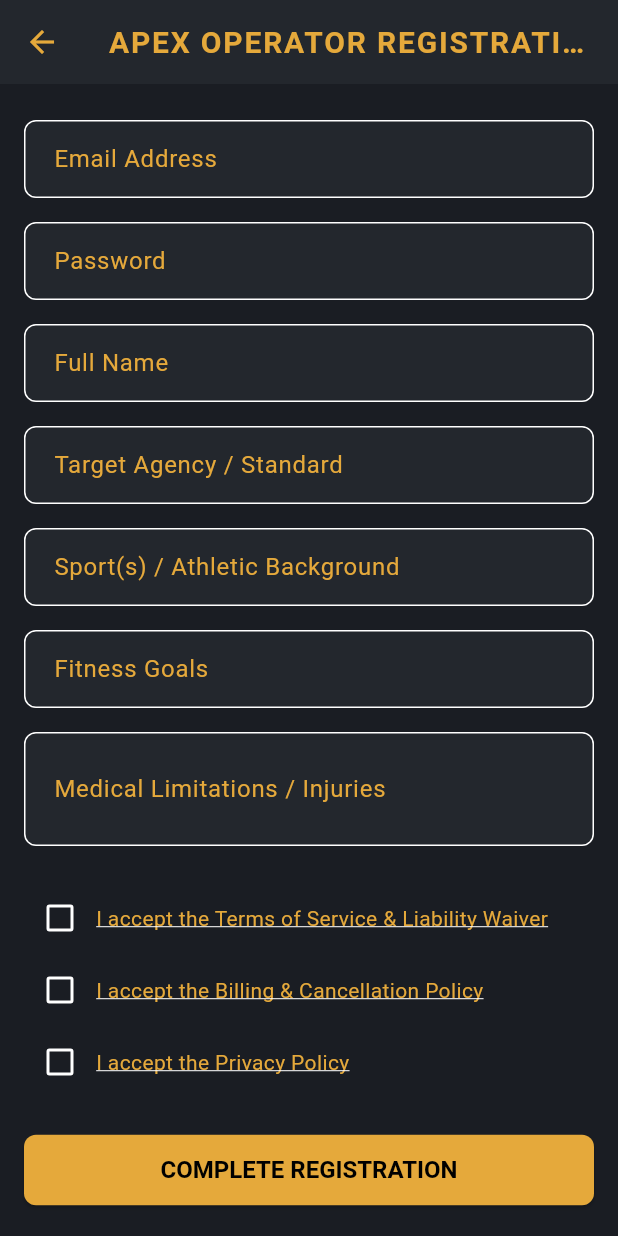
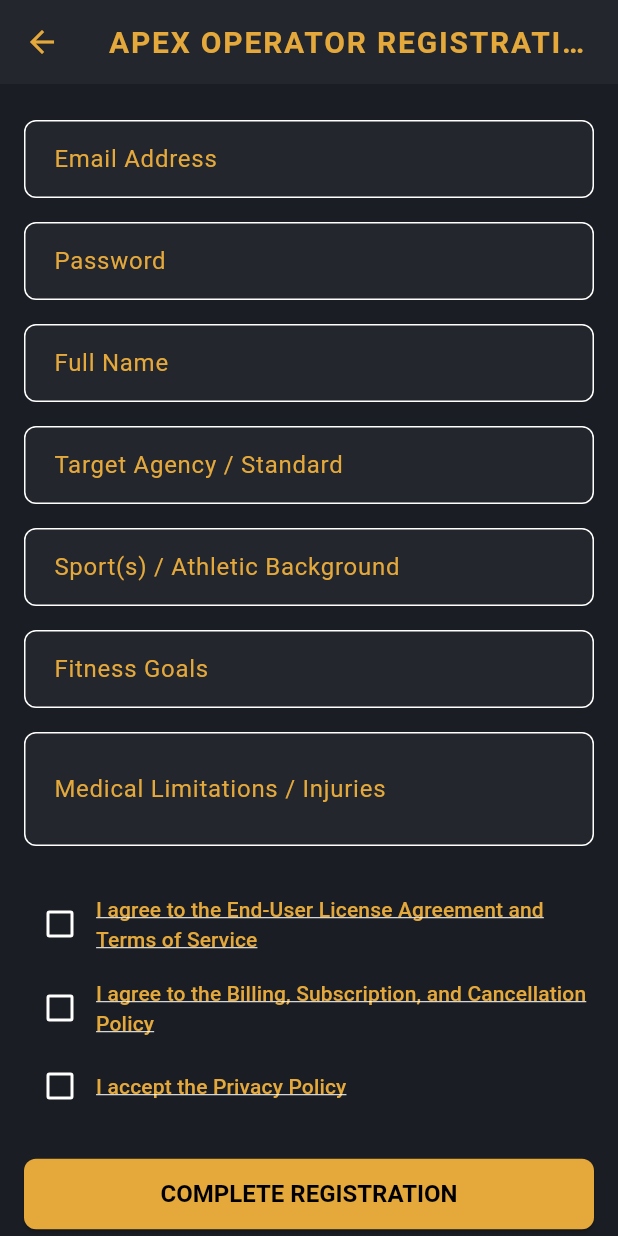
Before and after one commit to westondwhall/apex-tactical-fitness-frontend, a Flutter app: the screen it shows after launch, after a tap on "LOG IN", after a tap on "Don't have an account? Register", on a phone screen of 412 x 824 dp. Run offline on Flutter 3.47's test engine with Material 3 defaults, Android fonts, the phone set to English and light mode, and no system bars; our stand-ins replace hive_flutter, web; accounts and stored records are empty; network calls fail.

Commit message:
Fixed legal agreement popups

```diff
--- /dev/null
+++ b/lib/screens/legal_document_screen.dart
@@ -0,0 +1,187 @@
+import 'package:flutter/material.dart';
+
+class LegalDocumentSection {
+  const LegalDocumentSection(this.heading, this.text);
+
+  final String heading;
+  final String text;
+}
+
+class LegalDocument {
+  const LegalDocument({required this.title, required this.sections});
+
+  final String title;
+  final List<LegalDocumentSection> sections;
+}
+
+class LegalDocuments {
+  static const terms = LegalDocument(
+    title: 'End-User License Agreement and Terms of Service',
+    sections: [
+      LegalDocumentSection(
+        'APEX TACTICAL PERFORMANCE',
+        'Effective Date: 15 September 2026\nLast Updated: 15 September 2026\n\nPLEASE READ THIS END-USER LICENSE AGREEMENT AND TERMS OF SERVICE (THE "AGREEMENT") CAREFULLY BEFORE DOWNLOADING, SUBSCRIBING TO, OR USING APEX TACTICAL PERFORMANCE (THE "APP").\n\nTHIS AGREEMENT CONTAINS A DISCLAIMER OF WARRANTIES, A RELEASE OF LIABILITY, AN ASSUMPTION OF RISK, AND A BINDING ARBITRATION/CLASS ACTION WAIVER PROVISION. BY ACCESSING, DOWNLOADING, PAYING FOR, OR USING THE APP, YOU ACKNOWLEDGE THAT YOU HAVE READ, UNDERSTOOD, AND UNEQUIVOCALLY AGREE TO BE BOUND BY ALL OF THE TERMS BELOW. IF YOU DO NOT AGREE, DO NOT DOWNLOAD, SUBSCRIBE TO, OR USE THE APP.',
+      ),
+      LegalDocumentSection(
+        '1. Nature of the Service & Artificial Intelligence Disclaimer',
+        '1.1 AI-Generated Content\nYou explicitly understand, acknowledge, and agree that APEX TACTICAL PERFORMANCE is an artificial intelligence-driven application. All fitness plans, workout routines, nutritional advice, tactical performance coaching, medical guidance, injury prevention tips, mental performance strategies, and any other responses provided through the App are generated by an artificial intelligence (AI) model.\n\n1.2 Inherent AI Limitations and Potential for Error\nArtificial intelligence is an evolving technology that is known to make errors, hallucinations, miscalculations, or provide outdated or unsafe information. The AI driving this App may occasionally generate recommendations that are physically impossible, medically hazardous, counterproductive, or entirely incorrect. You acknowledge that the AI is not a licensed physician, registered dietitian, certified physical therapist, or human professional.\n\n1.3 Informational Purposes Only\nThe content provided by the App is strictly for informational, educational, and motivational purposes. It does not constitute professional medical advice, diagnosis, or treatment. Always seek the advice of your physician, qualified health care provider, or mental health professional with any questions you may have regarding a medical condition, injury, or health objective.',
+      ),
+      LegalDocumentSection(
+        '2. Assumption of Risk',
+        '2.1 High-Risk Activities and Tactical Training\nThe App is designed for tactical athletes, military personnel, law enforcement officers, first responders, emergency medical services (EMS) personnel, and general physical fitness users. These activities—including heavy lifting, high-intensity tactical training, conditioning, endurance tasks, and simulated operational stresses—carry inherent, severe, and occasionally fatal risks of physical injury, emotional trauma, property damage, permanent disability, or death.\n\n2.2 Voluntary Participation and Sole Discretion\nYour use of the App, your implementation of any workout routine, diet plan, or tactical strategy suggested by the AI, and your decision to follow any guidance provided is done entirely at your own risk and sole discretion. You are fully responsible for evaluating your own physical readiness, health status, environmental conditions, and operational safety before performing any action suggested by the App.',
+      ),
+      LegalDocumentSection(
+        '3. Release of Liability and Waiver of Claims',
+        '3.1 Broad Release\nTo the maximum extent permitted by applicable law (including Canadian federal and provincial laws, as well as international laws), you—on behalf of yourself, your heirs, assigns, executors, and personal representatives—hereby completely release, waive, discharge, and hold harmless APEX TACTICAL PERFORMANCE, its owner(s), developers, operators, directors, employees, contractors, agents, and affiliates (collectively, the "Released Parties") from any and all liability, claims, demands, losses, damages, lawsuits, or expenses of any kind.\n\n3.2 Coverage of Claims\nThis release applies to any and all injuries, illnesses, infections, physical harm, mental anguish, permanent disabilities, or deaths, whether caused by negligence (active or passive) of the Released Parties, technical failure, inaccurate AI generation, software bugs, or otherwise, arising out of or in any way connected with:\n• The use or misuse of the App;\n• Following, attempting to follow, or modifying any instructions, workouts, meal plans, or advice given by the AI;\n• Any technical malfunction, latency, interruption, or erroneous output produced by the App.',
+      ),
+      LegalDocumentSection(
+        '4. Subscriptions, Payments, and No Refund Policy',
+        '4.1 Paid Subscription\nThe App operates on a recurring monthly (or periodic) subscription fee basis. By providing your payment details and subscribing, you authorize us to charge your chosen payment method automatically on a recurring basis until you cancel your subscription.\n\n4.2 Payment Does Not Imply Guarantee of Safety or Results\nYou acknowledge that the monthly subscription fee grants you access to the software platform and its AI engine only. The payment of a subscription fee does not create a professional client-trainer, physician-patient, or fiduciary relationship, nor does it shift any burden of safety, liability, or outcome assurance onto the Released Parties. You are paying for software access, not guaranteed physical safety or specific performance results.\n\n4.3 Cancellation and Refunds\nYou may cancel your subscription at any time through your account settings or app store provider. Cancellations will take effect at the end of the current billing cycle. Unless required by applicable local law, all subscription payments are strictly non-refundable, and no credits or partial refunds will be issued for unused portions of a billing cycle.',
+      ),
+      LegalDocumentSection(
+        '5. International Users and Governing Law',
+        '5.1 Jurisdiction and Choice of Law\nThis Agreement, and any dispute arising out of or related to it or your use of the App, shall be governed by, construed, and enforced in accordance with the laws of the Province of Ontario and the federal laws of Canada applicable therein, without regard to conflict of law principles.\n\n5.2 Global Access\nThe App may be accessed globally. If you choose to use the App from outside Canada, you do so entirely on your own initiative and are solely responsible for compliance with local laws, to the extent local laws apply. Regardless of your geographic location, you explicitly agree that any legal action or proceeding arising under this Agreement shall be brought exclusively in the courts located in Toronto, Ontario, and you hereby consent to the personal jurisdiction of such courts.',
+      ),
+      LegalDocumentSection(
+        '6. Indemnification',
+        'You agree to indemnify, defend, and hold harmless the Released Parties from and against any and all claims, liabilities, damages, losses, costs, expenses, or fees (including reasonable legal fees) arising out of or relating to:\n• Your violation of this Agreement;\n• Your misuse of the App or reliance upon AI recommendations;\n• Any violation of any third-party right or applicable law by you.',
+      ),
+      LegalDocumentSection(
+        '7. Severability and Entire Agreement',
+        'If any provision of this Agreement is found to be unlawful, void, or for any reason unenforceable, that provision shall be deemed severable from this Agreement and shall not affect the validity and enforceability of any remaining provisions. This Agreement constitutes the entire agreement between you and the owner regarding the App, superseding any prior agreements.',
+      ),
+      LegalDocumentSection(
+        'Agreement',
+        'BY CLICKING "AGREE," DOWNLOADING, OR SUBSCRIBING TO THE APP, YOU CERTIFY THAT YOU HAVE READ THIS ENTIRE DOCUMENT, FULLY UNDERSTAND ITS TERMS, FREEDOM OF CHOICE, AND THAT YOU ARE GIVING UP SUBSTANTIAL LEGAL RIGHTS, INCLUDING THE RIGHT TO SUE.',
+      ),
+    ],
+  );
+
+  static const privacy = LegalDocument(
+    title: 'Privacy Policy',
+    sections: [
+      LegalDocumentSection(
+        'APEX TACTICAL PERFORMANCE',
+        'Effective Date: 15 September 2026\nLast Updated: 15 September 2026\n\nAPEX TACTICAL PERFORMANCE ("we," "our," or "us") respects your privacy and is committed to protecting your personal information. This Privacy Policy explains how we collect, use, disclose, and safeguard your information when you download, subscribe to, or use our mobile application and related services (collectively, the "App").\n\nBy accessing or using the App, you agree to the collection and use of information in accordance with this Privacy Policy. If you do not agree with the terms of this Privacy Policy, please do not access or use the App.',
+      ),
+      LegalDocumentSection(
+        '1. Information We Collect',
+        'We collect information to provide, maintain, and improve our AI-driven tactical coaching, fitness, and health services. The types of information we collect include:\n\n1.1 Information You Provide Directly to Us\n• Account and Profile Information: When you register for an account, we may collect your name, email address, username, password, age, gender, and contact details.\n• Health, Fitness, and Tactical Data: To provide personalized AI coaching, you may input physical statistics (such as height, weight, body composition), fitness levels, medical history disclosures, injuries, dietary preferences, and tactical occupational details (e.g., military branch, law enforcement agency, first responder role, shift schedules).\n• Communications: Records of your interactions with our customer support team or communications sent through the App.\n\n1.2 Information Collected Automatically\n• Usage and Interaction Data: Information regarding how you interact with the App, including workout logs, queries submitted to the AI coach, feature usage, and session durations.\n• Device and Technical Data: Device identifiers, operating system version, mobile network information, IP address, and unique device tokens.',
+      ),
+      LegalDocumentSection(
+        '2. How We Use Your Information',
+        'We use the information we collect for various business and operational purposes, including to:\n• Operate, maintain, and provide the features and functionality of the App;\n• Power the AI engine to generate customized workout plans, nutrition guidance, and health-related responses based on your queries;\n• Process your subscription payments and manage your account;\n• Monitor and analyze trends, usage, and activities to improve user experience and app security;\n• Communicate with you regarding updates, security alerts, administrative notices, and subscription changes.',
+      ),
+      LegalDocumentSection(
+        '3. Sharing of Your Information',
+        'We do not sell, rent, or trade your personal health data or identifiable information to third parties. We may share your information only in the following limited circumstances:\n• Service Providers: With third-party vendors, cloud hosting partners, payment processors, and AI model infrastructure providers who perform services on our behalf, strictly bound by confidentiality obligations.\n• Legal and Safety Obligations: If required to do so by law, or in the good faith belief that such action is necessary to comply with legal processes, protect our rights or property, or ensure the safety of our users or the public.\n• Business Transfers: In connection with, or during negotiations of, any merger, sale of company assets, financing, or acquisition of all or a portion of our business by another company.',
+      ),
+      LegalDocumentSection(
+        '4. Artificial Intelligence Data Processing',
+        'You acknowledge that when you submit queries, fitness details, or health metrics to the App, that data is processed by our third-party artificial intelligence infrastructure to generate responses. While we implement reasonable technical measures to secure data transit, you should never input highly sensitive government-classified information, national security operational details, or full medical diagnostic records into the AI chat interface.',
+      ),
+      LegalDocumentSection(
+        '5. Data Security',
+        'We implement commercially reasonable administrative, technical, and physical security measures designed to protect your personal information from unauthorized access, loss, misuse, or alteration. However, no electronic transmission over the internet or information storage technology can be guaranteed to be 100% secure; therefore, we cannot guarantee absolute security.',
+      ),
+      LegalDocumentSection(
+        '6. International Users and Data Transfers',
+        'The App is operated from Canada and governed under Canadian law, including the Personal Information Protection and Electronic Documents Act (PIPEDA) and applicable provincial privacy statutes.\n\nIf you access the App from outside Canada (including the European Union, the United States, or elsewhere), please be aware that your information may be transferred to, stored, and processed in Canada or other jurisdictions where our servers or cloud providers are located. By using the App, you consent to the transfer of your information to countries outside your country of residence, which may have different data protection rules.',
+      ),
+      LegalDocumentSection(
+        '7. Your Privacy Rights',
+        'Depending on your geographic jurisdiction (such as Canada, the EU under GDPR, or various U.S. states), you may have certain rights regarding your personal information, including:\n• Access and Rectification: The right to request access to or correction of your personal data.\n• Withdrawal of Consent: The right to withdraw your consent to our processing of your data at any time (which may result in the termination of your ability to use the App).\n• Data Deletion: The right to request the deletion of your account and associated personal data, subject to legal retention obligations.\n\nTo exercise any of these rights, please contact us at: westonhall@live.ca',
+      ),
+      LegalDocumentSection(
+        '8. Children’s Privacy',
+        'The App is intended strictly for adults, tactical athletes, military personnel, and professionals aged 18 and older (or the age of majority in their jurisdiction). We do not knowingly collect personal information from individuals under the age of 18. If we learn we have collected personal information from a minor, we will delete that information promptly.',
+      ),
+      LegalDocumentSection(
+        '9. Changes to This Privacy Policy',
+        'We may update this Privacy Policy from time to time. When we do, we will revise the "Last Updated" date at the top of this policy. We encourage you to review this Privacy Policy periodically to stay informed about how we protect your information.',
+      ),
+      LegalDocumentSection(
+        '10. Contact Us',
+        'If you have any questions, concerns, or complaints about this Privacy Policy or our data practices, please contact us at:\n• App Owner: Weston Hall\n• Email: westonhall@live.ca',
+      ),
+    ],
+  );
+
+  static const billing = LegalDocument(
+    title: 'Billing, Subscription, and Cancellation Policy',
+    sections: [
+      LegalDocumentSection(
+        'APEX TACTICAL PERFORMANCE',
+        'Effective Date: 15 September 2026\nLast Updated: 15 September 2026\n\nThis Billing, Subscription, and Cancellation Policy outlines the financial terms, renewal mechanisms, and consumer rights associated with paid subscriptions for APEX TACTICAL PERFORMANCE (the "App").\n\nBy subscribing to or purchasing any paid tier of the App, you expressly agree to the pricing, billing cadence, and auto-renewal terms outlined below.',
+      ),
+      LegalDocumentSection(
+        '1. Clear Pricing and Billing Terms',
+        '1.1 Subscription Fees\n• Cost: The App is offered on a recurring subscription basis at the rate of \$19.99 CAD per month (plus applicable local taxes such as GST/HST where mandated by law).\n• Billing Cycle: Your subscription begins immediately upon successful payment confirmation. You will be billed automatically on a recurring monthly basis on the calendar date corresponding to your initial purchase date (the "Billing Date").\n\n1.2 Automatic Renewal Notice\nYOUR SUBSCRIPTION WILL AUTOMATICALLY RENEW EACH MONTH UNTIL YOU CANCEL IT.\n\nBy completing your purchase, you authorize us (or our designated payment processor / mobile app store) to store your payment method details and automatically charge the then-current monthly subscription fee to your payment method on each recurring Billing Date without further notice to you, unless required by applicable law.',
+      ),
+      LegalDocumentSection(
+        '2. Cancellation Mechanism',
+        'You are completely in control of your subscription and may cancel at any time. To avoid being billed for the subsequent monthly billing cycle, you must cancel your subscription at least 24 hours before your next scheduled Billing Date.\n\nHow to Cancel:\n• If purchased through Apple App Store or Google Play Store: You must manage or cancel your subscription directly through your device’s account settings (Apple ID or Google Play Subscriptions menu). We cannot directly cancel store-billed subscriptions for you due to platform restrictions.\n• If purchased directly through our website / web app (Stripe): You can cancel instantly by logging into your account profile inside the App, navigating to Account Settings > Billing > Cancel Subscription, or by submitting a cancellation request directly to our support email.\n\nUpon cancellation, you will retain full access to the App until the remainder of your current paid billing period expires. No further charges will occur.',
+      ),
+      LegalDocumentSection(
+        '3. Refund Policy',
+        'Because the App grants immediate digital access to software tools, AI coaching models, and proprietary content:\n• All subscription fees are strictly non-refundable.\n• We do not provide prorated refunds or credits for partially used billing periods, except where explicitly required by applicable provincial or federal consumer protection laws (e.g., mandatory cooling-off periods in specific jurisdictions).',
+      ),
+      LegalDocumentSection(
+        '4. Consumer Support and Contact Information',
+        'If you have any questions regarding your billing history, require assistance with your account, or wish to submit a consumer inquiry, you can reach our support team directly using the details below:\n• Customer Support Email: westonhall@live.ca\n• Business Operating Location: Ottawa, Ontario, Canada\n• Response Time: Our team aims to respond to all inquiries within 24 to 48 business hours.',
+      ),
+    ],
+  );
+}
+
+class LegalDocumentScreen extends StatelessWidget {
+  const LegalDocumentScreen({super.key, required this.document});
+
+  final LegalDocument document;
+
+  @override
+  Widget build(BuildContext context) {
+    return Scaffold(
+      backgroundColor: const Color(0xFF1A1D23),
+      appBar: AppBar(
+        backgroundColor: const Color(0xFF23272D),
+        title: Text(
+          document.title,
+          style: const TextStyle(color: Color(0xFFE5A93B)),
+        ),
+      ),
+      body: SelectionArea(
+        child: ListView.separated(
+          padding: const EdgeInsets.all(20),
+          itemCount: document.sections.length,
+          separatorBuilder: (_, _) => const SizedBox(height: 20),
+          itemBuilder: (context, index) {
+            final section = document.sections[index];
+            return Column(
+              crossAxisAlignment: CrossAxisAlignment.start,
+              children: [
+                Text(
+                  section.heading,
+                  style: const TextStyle(
+                    color: Color(0xFFE5A93B),
+                    fontSize: 16,
+                    fontWeight: FontWeight.bold,
+                  ),
+                ),
+                const SizedBox(height: 6),
+                Text(
+                  section.text,
+                  style: const TextStyle(
+                    color: Colors.white70,
+                    height: 1.5,
+                    fontSize: 14,
+                  ),
+                ),
+              ],
+            );
+          },
+        ),
+      ),
+    );
+  }
+}
--- a/lib/screens/signup_screen.dart
+++ b/lib/screens/signup_screen.dart
@@ -4,6 +4,7 @@ import 'package:flutter/material.dart';
 import 'package:http/http.dart' as http;
 
 import '../constants/api_constants.dart';
+import 'legal_document_screen.dart';
 
 class SignupScreen extends StatefulWidget {
   const SignupScreen({super.key});
@@ -27,57 +28,12 @@ class _SignupScreenState extends State<SignupScreen> {
   bool _acceptedPrivacy = false;
   bool _isLoading = false;
 
-  Future<void> _fetchAndShowPolicy(
-    BuildContext context,
-    String endpoint,
-    String title,
-  ) async {
-    try {
-      final response = await http.get(
-        Uri.parse('${ApiConstants.baseUrl}/$endpoint'),
-      );
-      String content = 'Policy could not be loaded.';
-
-      if (response.statusCode == 200) {
-        final data = jsonDecode(response.body) as Map<String, dynamic>;
-        content =
-            data[endpoint.replaceAll('-', '_')]?.toString() ??
-            (data.isNotEmpty ? data.values.first.toString() : content);
-      }
-
-      if (!context.mounted) return;
-
-      showDialog<void>(
-        context: context,
-        builder: (context) => AlertDialog(
-          backgroundColor: const Color(0xFF23272D),
-          title: Text(title, style: const TextStyle(color: Color(0xFFE5A93B))),
-          content: SizedBox(
-            width: double.maxFinite,
-            child: SingleChildScrollView(
-              child: Text(
-                content,
-                style: const TextStyle(color: Colors.white70, height: 1.4),
-              ),
-            ),
-          ),
-          actions: [
-            TextButton(
-              onPressed: () => Navigator.pop(context),
-              child: const Text(
-                'Close',
-                style: TextStyle(color: Color(0xFFE5A93B)),
-              ),
-            ),
-          ],
-        ),
-      );
-    } catch (_) {
-      if (!context.mounted) return;
-      ScaffoldMessenger.of(context).showSnackBar(
-        const SnackBar(content: Text('Failed to load policy document.')),
-      );
-    }
+  void _openLegalDocument(LegalDocument document) {
+    Navigator.of(context).push(
+      MaterialPageRoute<void>(
+        builder: (_) => LegalDocumentScreen(document: document),
+      ),
+    );
   }
 
   Future<void> _registerUser() async {
@@ -203,36 +159,24 @@ class _SignupScreenState extends State<SignupScreen> {
               const SizedBox(height: 16),
               _buildPolicyCheckbox(
                 value: _acceptedTerms,
-                label: 'I accept the Terms of Service & Liability Waiver',
+                label: 'I agree to the End-User License Agreement and Terms of Service',
                 onChanged: (value) =>
                     setState(() => _acceptedTerms = value ?? false),
-                onTap: () => _fetchAndShowPolicy(
-                  context,
-                  'terms',
-                  'Terms of Service & Liability Waiver',
-                ),
+                onTap: () => _openLegalDocument(LegalDocuments.terms),
               ),
               _buildPolicyCheckbox(
                 value: _acceptedBilling,
-                label: 'I accept the Billing & Cancellation Policy',
+                label: 'I agree to the Billing, Subscription, and Cancellation Policy',
                 onChanged: (value) =>
                     setState(() => _acceptedBilling = value ?? false),
-                onTap: () => _fetchAndShowPolicy(
-                  context,
-                  'billing-policy',
-                  'Billing, Subscription & Cancellation Policy',
-                ),
+                onTap: () => _openLegalDocument(LegalDocuments.billing),
               ),
               _buildPolicyCheckbox(
                 value: _acceptedPrivacy,
                 label: 'I accept the Privacy Policy',
                 onChanged: (value) =>
                     setState(() => _acceptedPrivacy = value ?? false),
-                onTap: () => _fetchAndShowPolicy(
-                  context,
-                  'privacy-policy',
-                  'Privacy Policy',
-                ),
+                onTap: () => _openLegalDocument(LegalDocuments.privacy),
               ),
               const SizedBox(height: 24),
               SizedBox(
@@ -275,14 +219,17 @@ class _SignupScreenState extends State<SignupScreen> {
           onChanged: onChanged,
         ),
         Expanded(
-          child: GestureDetector(
-            onTap: onTap,
+          child: TextButton(
+            onPressed: onTap,
+            style: TextButton.styleFrom(
+              alignment: Alignment.centerLeft,
+              padding: const EdgeInsets.symmetric(vertical: 8),
+              foregroundColor: const Color(0xFFE5A93B),
+            ),
             child: Text(
               label,
-              style: const TextStyle(
-                color: Color(0xFFE5A93B),
-                decoration: TextDecoration.underline,
-              ),
+              textAlign: TextAlign.left,
+              style: const TextStyle(decoration: TextDecoration.underline),
             ),
           ),
         ),
--- a/pubspec.yaml
+++ b/pubspec.yaml
@@ -16,7 +16,7 @@ publish_to: 'none' # Remove this line if you wish to publish to pub.dev
 # https://developer.apple.com/library/archive/documentation/General/Reference/InfoPlistKeyReference/Articles/CoreFoundationKeys.html
 # In Windows, build-name is used as the major, minor, and patch parts
 # of the product and file versions while build-number is used as the build suffix.
-version: 1.0.0+2
+version: 1.0.0+3
 
 environment:
   sdk: ^3.13.2
```
Also changed, not shown: lib/screens/user_settings_screen.dart (+15 -98 lines).
